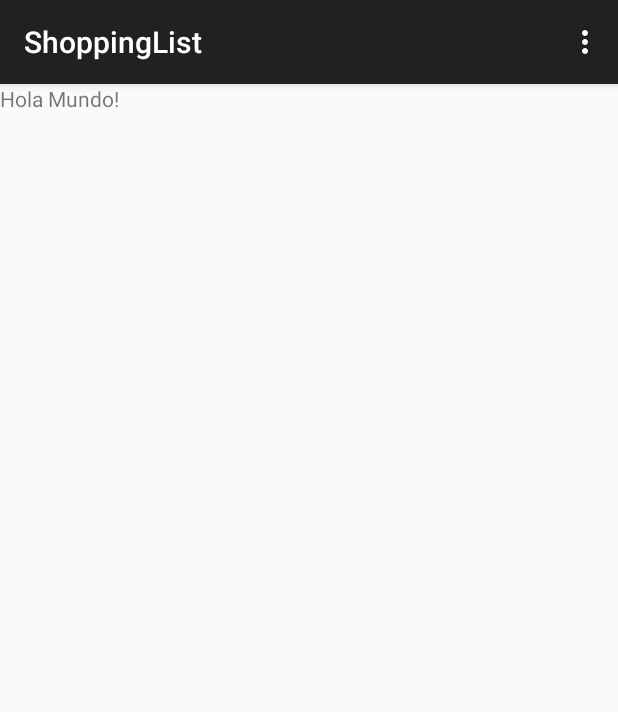
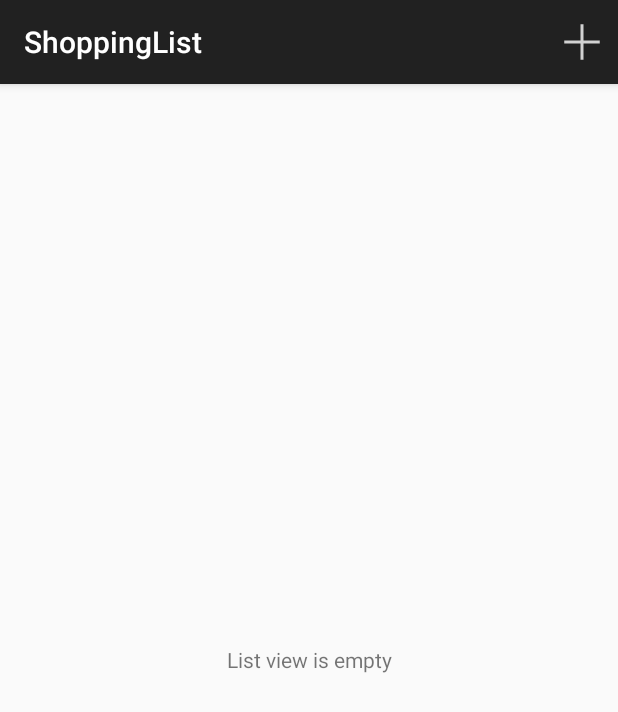
Before and after one commit to Jalcubo/ShoppingList, an Android app: the screen it shows after launch (Main_Activity), on a phone screen of 412 x 824 dp. Shown: the top 712 px of the screen. Run offline under Robolectric (Android 15) with nearby library versions, the phone set to English and light mode, and no system bars.

Commit message:
Create and delete simple List

```diff
--- a/app/src/main/java/com/jdroid/shoppinglist/ListFragment.java
+++ b/app/src/main/java/com/jdroid/shoppinglist/ListFragment.java
@@ -1,21 +1,55 @@
 package com.jdroid.shoppinglist;
 
+import android.database.Cursor;
+import android.net.Uri;
 import android.os.Bundle;
 import android.support.v4.app.Fragment;
+import android.support.v4.app.LoaderManager;
+import android.support.v4.content.CursorLoader;
+import android.support.v4.content.Loader;
+import android.util.Log;
 import android.view.LayoutInflater;
 import android.view.Menu;
 import android.view.MenuInflater;
 import android.view.View;
 import android.view.ViewGroup;
+import android.widget.AdapterView;
+import android.widget.ListView;
+import android.widget.Toast;
 
-
+import com.jdroid.shoppinglist.data.ListContract.ListEntry;
 
 /**
  * Created by JoséDaniel on 15/08/2014.
  */
-public class ListFragment extends Fragment {
+
+public class ListFragment extends Fragment implements LoaderManager.LoaderCallbacks<Cursor> {
+
+    private static final int LIST_LOADER = 0;
+    private ListAdapter mListAdapter;
+
+    private final String LOG_TAG = getClass().getSimpleName();
+
+    private int mPosition = ListView.INVALID_POSITION;
+
+
+    private static final String[] LIST_COLUMNS = {
+            ListEntry.TABLE_NAME + "." + ListEntry._ID,
+            ListEntry.COLUMN_NAME,
+            ListEntry.COLUMN_DATETEXT
+
+    };
+
+    public static final int COL_LIST_ID = 0;
+    public static final int COL_LIST_NAME = 1;
+    public static final int COL_LIST_DATE = 2;
 
     public ListFragment() {
+    }
+
+    public interface Callback {
+
+        public void onItemSelected(String date);
     }
 
     @Override
@@ -34,8 +68,33 @@ public class ListFragment extends Fragment {
     @Override
     public View onCreateView(LayoutInflater inflater, ViewGroup container, Bundle savedInstanceState) {
 
+        mListAdapter = new ListAdapter(getActivity(), null, 0);
+
 
         View rootView = inflater.inflate(R.layout.fragment_list, container, false);
+
+        ListView listView = (ListView) rootView.findViewById(R.id.listview_list);
+        listView.setEmptyView( rootView.findViewById(R.id.empty_list_view) );
+        listView.setAdapter(mListAdapter);
+        listView.setOnItemClickListener(new AdapterView.OnItemClickListener() {
+            @Override
+            public void onItemClick(AdapterView<?> adapterView, View view, int position, long l) {
+                Cursor cursor = mListAdapter.getCursor();
+                if (cursor != null && cursor.moveToPosition(position)) {
+                    Toast.makeText(getActivity(),cursor.getString(COL_LIST_NAME),Toast.LENGTH_LONG).show();
+
+                    int listInsertUri = getActivity().getContentResolver().delete(
+                            ListEntry.CONTENT_URI,
+                            ListEntry._ID + "= ?",
+                            new String [] {cursor.getString(COL_LIST_ID)});
+
+                    onResume();
+                }
+            }
+        });
+
+
+
 
         return rootView;
     }
@@ -44,4 +103,45 @@ public class ListFragment extends Fragment {
     public void onSaveInstanceState(Bundle outState) {
         super.onSaveInstanceState(outState);
     }
+
+    @Override
+    public void onResume() {
+        super.onResume();
+        getLoaderManager().restartLoader(LIST_LOADER, null, this);
+    }
+
+    public void updateList(){
+
+    }
+
+    @Override
+    public void onActivityCreated(Bundle savedInstanceState) {
+        getLoaderManager().initLoader(0, null, this);
+        super.onActivityCreated(savedInstanceState);
+    }
+
+
+    @Override
+    public Loader<Cursor> onCreateLoader(int id, Bundle args) {
+        Uri listUri = ListEntry.ListUri();
+        Log.v(LOG_TAG, listUri.toString());
+        return new CursorLoader(
+                getActivity(),
+                listUri,
+                LIST_COLUMNS,
+                null,
+                null,
+                ListEntry.COLUMN_DATETEXT + " DESC"
+        );
+    }
+
+    @Override
+    public void onLoadFinished(Loader<Cursor> loader, Cursor data) {
+        mListAdapter.swapCursor(data);
+    }
+
+    @Override
+    public void onLoaderReset(Loader<Cursor> loader) {
+        mListAdapter.swapCursor(null);
+    }
 }
--- a/app/src/main/java/com/jdroid/shoppinglist/data/ListContract.java
+++ b/app/src/main/java/com/jdroid/shoppinglist/data/ListContract.java
@@ -39,6 +39,10 @@ public class ListContract {
             return ContentUris.withAppendedId(CONTENT_URI, id);
         }
 
+        public static Uri ListUri(){
+            return CONTENT_URI;
+        }
+
 
 
 
--- a/app/src/main/java/com/jdroid/shoppinglist/data/ListProvider.java
+++ b/app/src/main/java/com/jdroid/shoppinglist/data/ListProvider.java
@@ -6,11 +6,15 @@ import android.content.UriMatcher;
 import android.database.Cursor;
 import android.database.sqlite.SQLiteDatabase;
 import android.net.Uri;
+import android.util.Log;
+
+
 
 /**
  * Created by JoséDaniel on 15/08/2014.
  */
 public class ListProvider extends ContentProvider{
+    private final String LOG_TAG = getClass().getSimpleName();
 
     private static final int LIST = 100;
     private static final int ITEM = 200;
@@ -46,6 +50,7 @@ public class ListProvider extends ContentProvider{
     @Override
     public Cursor query(Uri uri, String[] projection, String selection, String[] selectionArgs, String sortOrder) {
         Cursor retCursor;
+        Log.v(LOG_TAG, sUriMatcher.match(uri) + "");
         switch (sUriMatcher.match(uri)){
             case LIST: {
                 retCursor = mOpenHelper.getReadableDatabase().query(
--- a/app/src/main/res/layout/fragment_list.xml
+++ b/app/src/main/res/layout/fragment_list.xml
@@ -6,16 +6,20 @@
     android:layout_height="match_parent"
     tools:context=".Main_Activity$PlaceholderFragment">
 
+
     <TextView
-        android:layout_width="wrap_content"
-        android:layout_height="wrap_content"
-        android:text="Hola Mundo!"
-        android:id="@+id/textView" />
+        android:id="@+id/empty_list_view"
+        android:layout_width="fill_parent"
+        android:layout_height="fill_parent"
+        android:gravity="center"
+        android:text="List view is empty"
+        android:visibility="gone"
+         />
 
     <ListView
         android:id="@+id/listview_list"
         android:layout_width="match_parent"
-        android:layout_height="429dp"
+        android:layout_height="match_parent"
         android:layout_gravity="center" />
 
 </FrameLayout>
--- a/app/src/main/res/layout/list_item_list.xml
+++ b/app/src/main/res/layout/list_item_list.xml
@@ -9,4 +9,9 @@
         android:layout_height="wrap_content"
         android:text="New Text"
         android:id="@+id/list_item_list_text" />
+    <TextView
+        android:layout_width="wrap_content"
+        android:layout_height="wrap_content"
+        android:text="New Text"
+        android:id="@+id/list_item_list_datetext" />
 </LinearLayout>
--- a/app/src/main/res/menu/main_.xml
+++ b/app/src/main/res/menu/main_.xml
@@ -2,8 +2,8 @@
     xmlns:app="http://schemas.android.com/apk/res-auto"
     xmlns:tools="http://schemas.android.com/tools"
     tools:context=".Main_Activity" >
-    <item android:id="@+id/action_settings"
-        android:title="@string/action_settings"
-        android:orderInCategory="100"
-        app:showAsAction="never" />
+    <item android:id="@+id/action_add_list"
+        android:title="@string/action_list"
+        android:icon="@drawable/ic_action_new"
+        app:showAsAction="ifRoom" />
 </menu>
--- a/app/src/main/res/values/strings.xml
+++ b/app/src/main/res/values/strings.xml
@@ -4,5 +4,9 @@
     <string name="app_name">ShoppingList</string>
     <string name="hello_world">Hello world!</string>
     <string name="action_settings">Settings</string>
+    <string name="action_list">Add List</string>
+    <string name="content_authority">com.jdroid.shoppinglist</string>
+    <string name="title_activity_add_list">AddList</string>
+    <string name="save_btn">Save</string>
 
 </resources>
```
Also changed, not shown: app/src/main/AndroidManifest.xml (+15 -0 lines), app/src/main/java/com/jdroid/shoppinglist/AddList.java (added, +71 -0 lines), app/src/main/java/com/jdroid/shoppinglist/ListAdapter.java (added, +59 -0 lines), app/src/main/java/com/jdroid/shoppinglist/Main_Activity.java (+16 -2 lines), app/src/main/java/com/jdroid/shoppinglist/data/ListDbHelper.java (+8 -5 lines), app/src/main/res/layout/activity_add_list.xml (added, +26 -0 lines), app/src/main/res/menu/add_list.xml (added, +9 -0 lines), app/src/main/res/drawable-hdpi/ic_action_new.png (added), app/src/main/res/drawable-mdpi/ic_action_new.png (added), app/src/main/res/drawable-xhdpi/ic_action_new.png (added), app/src/main/res/drawable-xxhdpi/ic_action_new.png (added), 2 other files.
